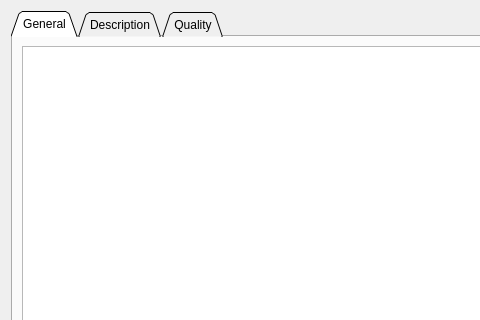
Above: pages/pagemotorinfo.ui from vedderb/vesc_tool before the change; both pictures show x 0 to 480 and y 0 to 320 of the 760 by 498 pixel window. Below: the same form after it.
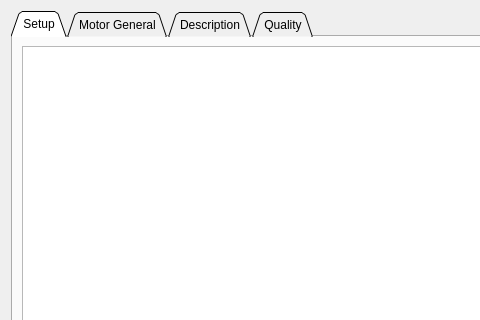
That is the form after the change. Icons and pictures are not drawn. Custom widgets are drawn as their Qt base class.

What changed in the file:
```diff
--- a/pages/pagemotorinfo.ui
+++ b/pages/pagemotorinfo.ui
@@ -22,9 +22,19 @@
      <property name="currentIndex">
       <number>0</number>
      </property>
+     <widget class="QWidget" name="tab_4">
+      <attribute name="title">
+       <string>Setup</string>
+      </attribute>
+      <layout class="QVBoxLayout" name="verticalLayout_5">
+       <item>
+        <widget class="ParamTable" name="setupTab"/>
+       </item>
+      </layout>
+     </widget>
      <widget class="QWidget" name="tab">
       <attribute name="title">
-       <string>General</string>
+       <string>Motor General</string>
       </attribute>
       <layout class="QVBoxLayout" name="verticalLayout_3">
        <item>
```
